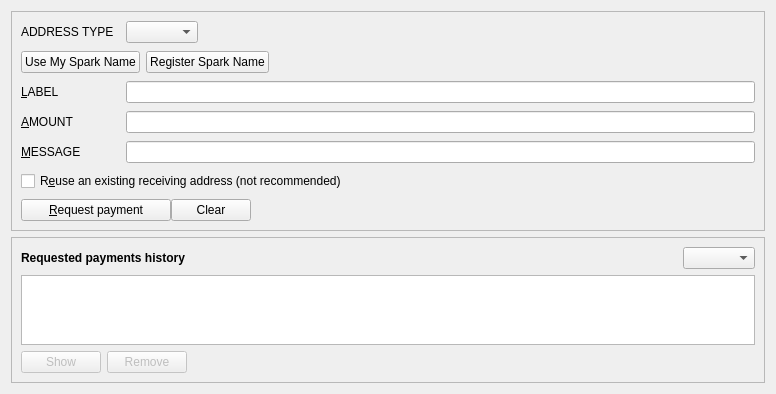
Old version of the form src/qt/forms/receivecoinsdialog.ui in the repository firoorg/firo.
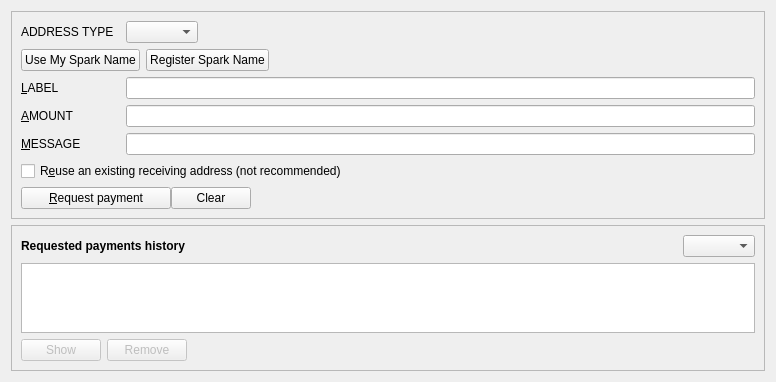
New version of the form. Custom widgets are drawn as their Qt base class.

Patch:
```diff
--- a/src/qt/forms/receivecoinsdialog.ui
+++ b/src/qt/forms/receivecoinsdialog.ui
@@ -44,7 +44,7 @@
          <number>12</number>
         </property>
         <property name="verticalSpacing">
-         <number>8</number>
+         <number>6</number>
         </property>
         <item row="0" column="0">
          <widget class="QLabel" name="addressTypeLabel">
```
